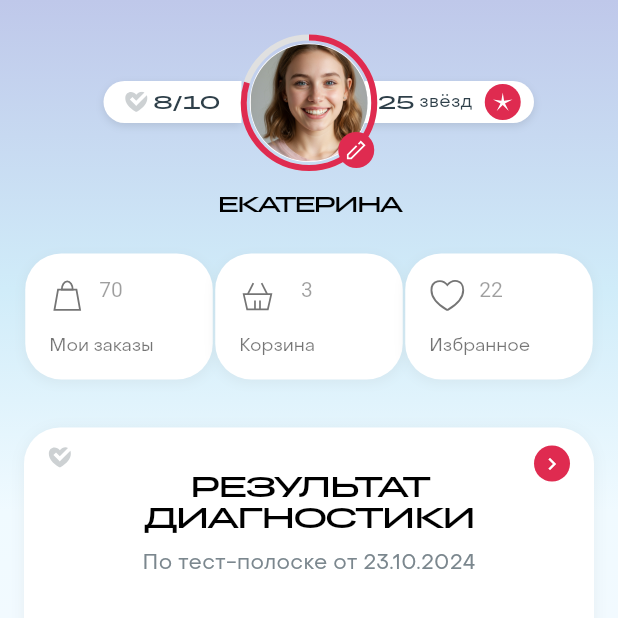
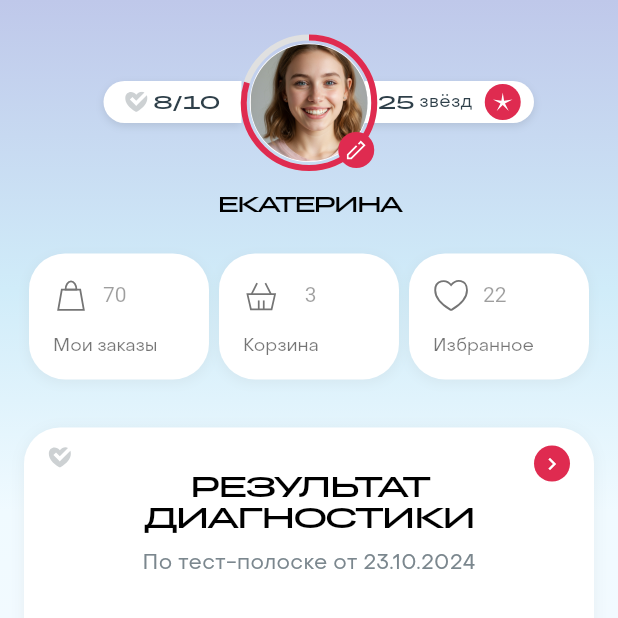
Before and after one commit to AlexeyZelenko/my_flutter, a Flutter app: the ProfileScreen screen opened directly, on a phone screen of 412 x 824 dp, the top half of it. Run offline on Flutter 3.47's test engine with Material 3 defaults, Android fonts, the phone set to English and light mode, and no system bars; our stand-ins replace flutter_svg; Roboto replaces fonts that are missing (GolosText); project files that could hold a hidden picture were left out.

Commit message:
style: adjust UI components for consistency and transparency
- Set system UI overlay style to improve status bar visibility
- Reduce card width in stats row widget for better alignment
- Center cross-axis alignment in stats row widget for consistency
- Remove commented code and make Scaffold background transparent in profile screen
- Adjust gradient stops in profile screen for smoother transition

```diff
--- a/lib/main.dart
+++ b/lib/main.dart
@@ -1,4 +1,5 @@
 import 'package:flutter/material.dart';
+import 'package:flutter/services.dart';
 import 'package:myapp/screens/main_screen/main_screen.dart';
 import 'package:myapp/theme/app_theme.dart';
 
@@ -11,6 +12,13 @@ class MyApp extends StatelessWidget {
 
   @override
   Widget build(BuildContext context) {
+    SystemChrome.setSystemUIOverlayStyle(const SystemUiOverlayStyle(
+      statusBarColor: Colors.transparent,
+      statusBarBrightness: Brightness.dark,
+      statusBarIconBrightness: Brightness.dark,
+      systemNavigationBarIconBrightness: Brightness.light,
+    ));
+
     return MaterialApp(
       title: 'SPLAT App',
       theme: AppTheme.theme,
--- a/lib/screens/profile_screen/profile_screen.dart
+++ b/lib/screens/profile_screen/profile_screen.dart
@@ -1,6 +1,5 @@
 import 'package:flutter/material.dart';
 import 'package:myapp/widgets/profile/menu_items_widget.dart';
-// import 'package:myapp/widgets/profile/profile_header_widget.dart';
 import 'package:myapp/widgets/profile/profile_header/profile_header.dart';
 import 'package:myapp/widgets/profile/stats_row_widget.dart';
 import 'package:myapp/widgets/profile/diagnostics/widgets/diagnostics_result_widget.dart';
@@ -12,6 +11,7 @@ class ProfileScreen extends StatelessWidget {
   @override
   Widget build(BuildContext context) {
     return Scaffold(
+      backgroundColor: Colors.transparent, // Зробіть фон Scaffold прозорим
       body: Container(
         decoration: const BoxDecoration(
           gradient: LinearGradient(
@@ -23,8 +23,9 @@ class ProfileScreen extends StatelessWidget {
               Color(0xFFF0FAFF),
               Color(0xFFF5FAFF),
               Color(0xFFFFFFFF),
+              Color(0xFFFFFFFF),
             ],
-            stops: [0.0, 0.2336, 0.4136, 0.6282, 1.6592],
+            stops: [0.0, 0.2336, 0.4136, 0.6282, 1.0, 1.0],
           ),
         ),
         child: SafeArea(
@@ -35,10 +36,10 @@ class ProfileScreen extends StatelessWidget {
                 sliver: SliverList(
                   delegate: SliverChildListDelegate([
                     ProfileHeaderWidget(
-                      userName: 'ЕКАТЕРИНА', // Обязательный параметр
-                      score: '8/10',         // Обязательный параметр
-                      starsCount: '25',      // Обязательный параметр
-                      avatarImage: const AssetImage('assets/images/avatar.png'), // Обязательный параметр
+                      userName: 'ЕКАТЕРИНА',
+                      score: '8/10',
+                      starsCount: '25',
+                      avatarImage: const AssetImage('assets/images/avatar.png'),
                     ),
                     const StatsRowWidget(),
                     const SizedBox(height: 16),
--- a/lib/widgets/profile/stats_row_widget.dart
+++ b/lib/widgets/profile/stats_row_widget.dart
@@ -39,7 +39,7 @@ class StatsRowWidget extends StatelessWidget {
     required String count,
     required String label,
   }) {
-    const double cardWidth = 125;
+    const double cardWidth = 120;
     const double cardHeight = 84;
     const double borderRadius = 24.0;
     const double padding = 16.0;
@@ -87,7 +87,7 @@ class StatsRowWidget extends StatelessWidget {
         children: [
           Row(
             mainAxisAlignment: MainAxisAlignment.start,
-            crossAxisAlignment: CrossAxisAlignment.start,
+            crossAxisAlignment: CrossAxisAlignment.center,
             children: [
               SvgPicture.asset(
                 iconPath,
```
